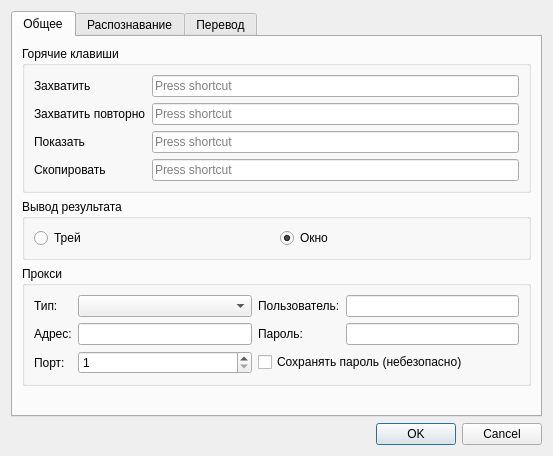
This is SettingsEditor.ui in OneMoreGres/ScreenTranslator as Qt 5 draws it before an edit. The edited form follows.
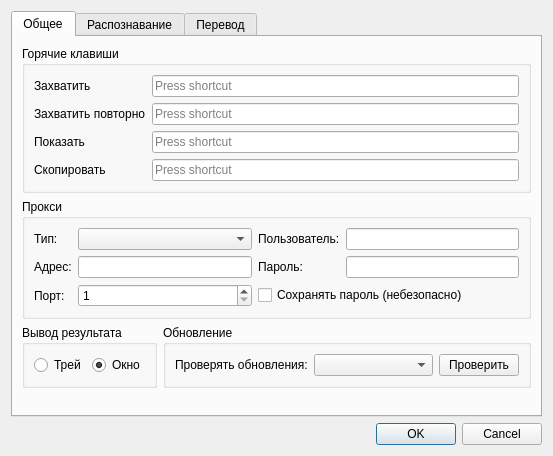
This is the edited form.

```diff
--- a/SettingsEditor.ui
+++ b/SettingsEditor.ui
@@ -33,7 +33,7 @@
       <attribute name="title">
        <string>Общее</string>
       </attribute>
-      <layout class="QGridLayout" name="gridLayout_5">
+      <layout class="QGridLayout" name="gridLayout_8">
        <item row="0" column="0">
         <widget class="QGroupBox" name="groupBox">
          <property name="title">
@@ -96,32 +96,6 @@
         </widget>
        </item>
        <item row="1" column="0">
-        <widget class="QGroupBox" name="resultGroup">
-         <property name="title">
-          <string>Вывод результата</string>
-         </property>
-         <layout class="QGridLayout" name="gridLayout_4">
-          <item row="0" column="0">
-           <widget class="QRadioButton" name="trayRadio">
-            <property name="text">
-             <string>Трей</string>
-            </property>
-           </widget>
-          </item>
-          <item row="0" column="1">
-           <widget class="QRadioButton" name="dialogRadio">
-            <property name="text">
-             <string>Окно</string>
-            </property>
-            <property name="checked">
-             <bool>true</bool>
-            </property>
-           </widget>
-          </item>
-         </layout>
-        </widget>
-       </item>
-       <item row="2" column="0">
         <widget class="QGroupBox" name="groupBox_2">
          <property name="title">
           <string>Прокси</string>
@@ -194,6 +168,86 @@
          </layout>
         </widget>
        </item>
+       <item row="2" column="0">
+        <layout class="QHBoxLayout" name="horizontalLayout">
+         <item>
+          <widget class="QGroupBox" name="resultGroup">
+           <property name="sizePolicy">
+            <sizepolicy hsizetype="Maximum" vsizetype="Preferred">
+             <horstretch>0</horstretch>
+             <verstretch>0</verstretch>
+            </sizepolicy>
+           </property>
+           <property name="title">
+            <string>Вывод результата</string>
+           </property>
+           <layout class="QGridLayout" name="gridLayout_4">
+            <item row="0" column="0">
+             <widget class="QRadioButton" name="trayRadio">
+              <property name="sizePolicy">
+               <sizepolicy hsizetype="Maximum" vsizetype="Fixed">
+                <horstretch>0</horstretch>
+                <verstretch>0</verstretch>
+               </sizepolicy>
+              </property>
+              <property name="text">
+               <string>Трей</string>
+              </property>
+             </widget>
+            </item>
+            <item row="0" column="1">
+             <widget class="QRadioButton" name="dialogRadio">
+              <property name="sizePolicy">
+               <sizepolicy hsizetype="Maximum" vsizetype="Fixed">
+                <horstretch>0</horstretch>
+                <verstretch>0</verstretch>
+               </sizepolicy>
+              </property>
+              <property name="text">
+               <string>Окно</string>
+              </property>
+              <property name="checked">
+               <bool>true</bool>
+              </property>
+             </widget>
+            </item>
+           </layout>
+          </widget>
+         </item>
+         <item>
+          <widget class="QGroupBox" name="groupBox_3">
+           <property name="title">
+            <string>Обновление</string>
+           </property>
+           <layout class="QGridLayout" name="gridLayout_5">
+            <item row="0" column="0">
+             <widget class="QLabel" name="label_17">
+              <property name="text">
+               <string>Проверять обновления:</string>
+              </property>
+             </widget>
+            </item>
+            <item row="0" column="1">
+             <widget class="QComboBox" name="updateCombo"/>
+            </item>
+            <item row="0" column="2">
+             <widget class="QPushButton" name="updateButton">
+              <property name="sizePolicy">
+               <sizepolicy hsizetype="Maximum" vsizetype="Fixed">
+                <horstretch>0</horstretch>
+                <verstretch>0</verstretch>
+               </sizepolicy>
+              </property>
+              <property name="text">
+               <string>Проверить</string>
+              </property>
+             </widget>
+            </item>
+           </layout>
+          </widget>
+         </item>
+        </layout>
+       </item>
        <item row="3" column="0">
         <spacer name="verticalSpacer">
          <property name="orientation">
```
